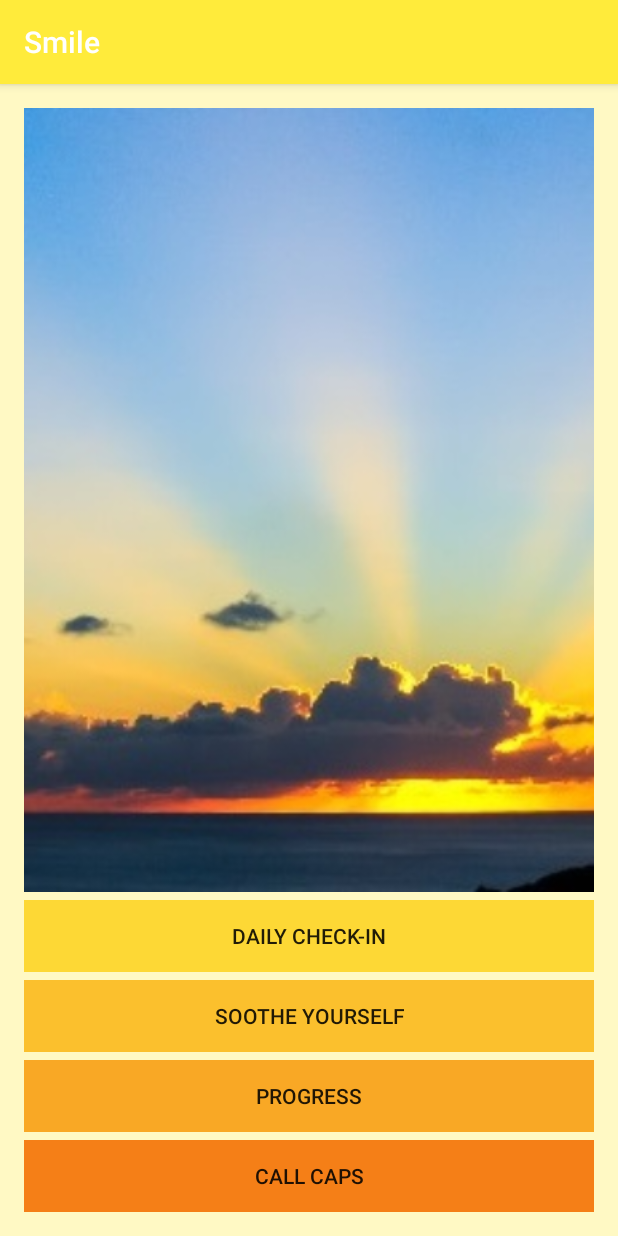
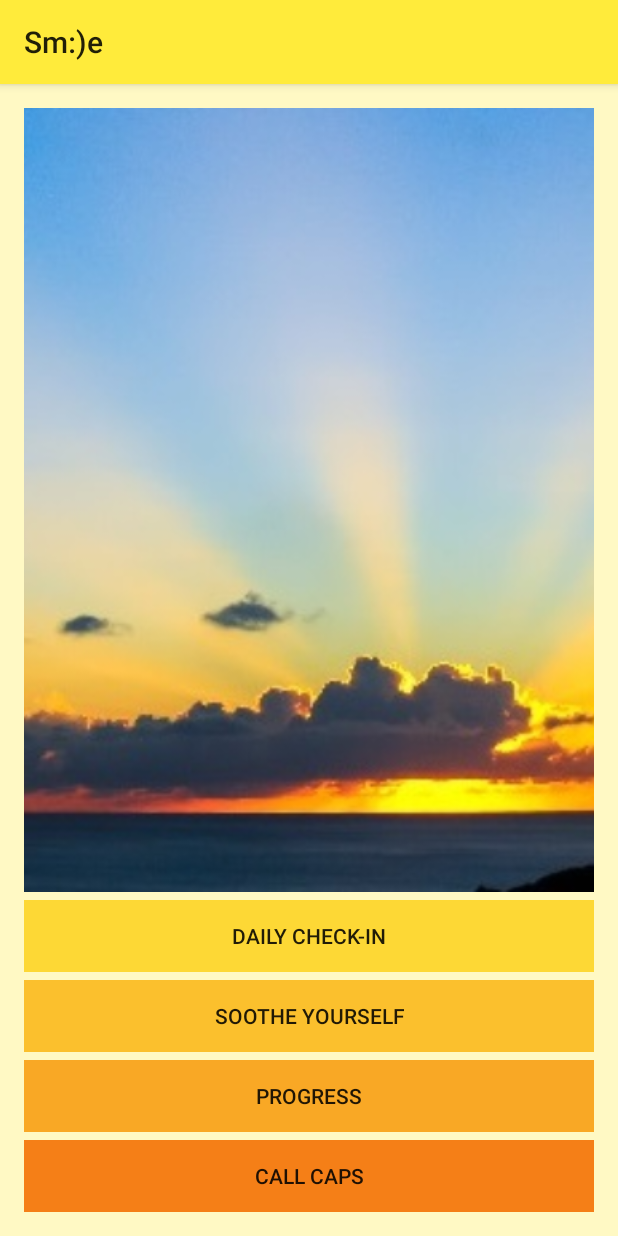
Before and after one commit to grace-young/Smile, an Android app: the screen it shows after launch (MainActivity), on a phone screen of 412 x 824 dp. Run offline under Robolectric (Android 15) with nearby library versions, the light colour scheme and no system bars.

Commit message:
fized things

```diff
--- a/app/src/main/AndroidManifest.xml
+++ b/app/src/main/AndroidManifest.xml
@@ -14,13 +14,7 @@
         <!-- android:theme= "@style/splashScreenTheme"> -->
 
         <activity android:name=".MainActivity">
-            <!--
-            <intent-filter>
-                <action android:name="android.intent.action.MAIN" />
 
-                <category android:name="android.intent.category.LAUNCHER" />
-            </intent-filter>
-            -->
         </activity>
 
 
--- a/app/src/main/res/values/strings.xml
+++ b/app/src/main/res/values/strings.xml
@@ -1,5 +1,5 @@
 <resources>
-    <string name="app_name">Smile</string>\
+    <string name="app_name">Sm:)e</string>\
     <string name="telephoneParseStr">tel:5555555555</string>
     <string name="title_activity_spash">Spash</string>
 </resources>
--- a/app/src/main/res/values/styles.xml
+++ b/app/src/main/res/values/styles.xml
@@ -1,7 +1,7 @@
 <resources>
 
     <!-- Base application theme. -->
-    <style name="AppTheme" parent="Theme.AppCompat.Light.DarkActionBar">
+    <style name="AppTheme" parent="Theme.AppCompat.Light">
         <!-- Customize your theme here. -->
         <item name="colorPrimary">@color/colorPrimary</item>
         <item name="colorPrimaryDark">@color/colorPrimaryDark</item>
```
